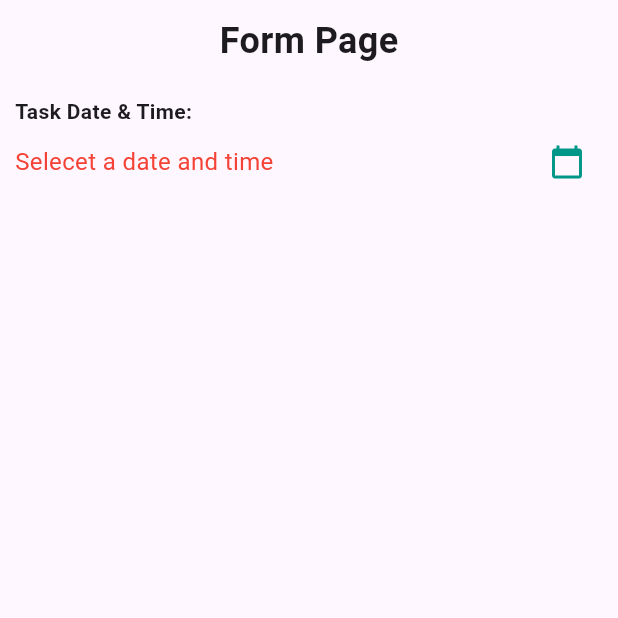
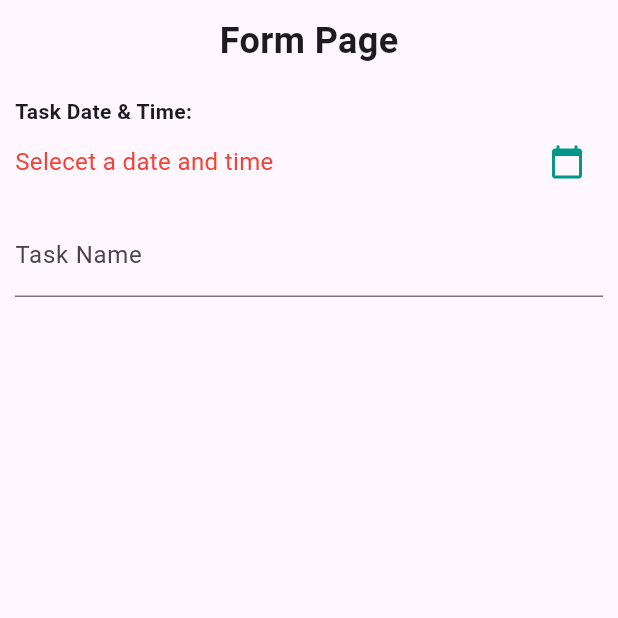
Before and after one commit to Rangga857/TodoApp_0150, a Flutter app: the screen it shows after launch, on a phone screen of 412 x 824 dp, the top half of it. Run offline on Flutter 3.47's test engine with Material 3 defaults, Android fonts, the phone set to English and light mode, and no system bars.

Commit message:
Add Form dan TextFormField untuk input task

```diff
--- a/lib/todoapp.dart
+++ b/lib/todoapp.dart
@@ -163,6 +163,22 @@ class _TodoPageState extends State<TodoPage> {
                   fontSize: 12),
                 ),
               ),
+              SizedBox(height: 10),
+              Form(
+                key: _key,
+                child: Row(
+                  children: [
+                    Expanded(
+                      child: TextFormField(
+                        controller: _controller,
+                        decoration: InputDecoration(
+                          labelText: "Task Name",
+                          hintText: "Enter your task",
+                        ),
+                      ) ,)
+                  ],
+                )
+              )
             ]
           ),
         )
```
